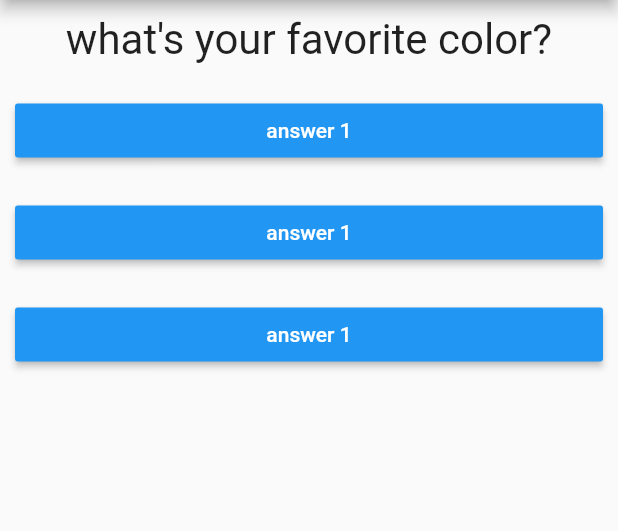
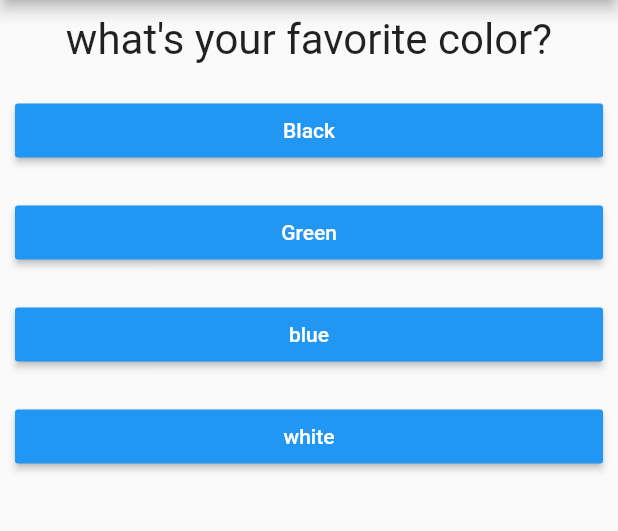
Before and after one commit to RayNastier/Quizzy, a Flutter app: the screen it shows after launch, on a phone screen of 412 x 824 dp, the part 84-615 px from its top. Run offline on Flutter 3.47's test engine with Material 2 defaults, Android fonts, the phone set to English and light mode, and no system bars.

Commit message:
added the buttonText

```diff
--- a/lib/answer.dart
+++ b/lib/answer.dart
@@ -2,8 +2,9 @@ import 'package:flutter/material.dart';
 
 class Answer extends StatelessWidget {
   final VoidCallback selectHandler;
+  final String answerText;
 
-  Answer(this.selectHandler);
+  Answer(this.selectHandler, this.answerText);
   @override
   Widget build(BuildContext context) {
     return Container(
@@ -12,7 +13,7 @@ class Answer extends StatelessWidget {
       child: RaisedButton(
         textColor: Colors.white,
         color: Colors.blue,
-        child: Text('answer 1'),
+        child: Text(answerText),
         onPressed: selectHandler,
       ),
     );
--- a/lib/main.dart
+++ b/lib/main.dart
@@ -56,9 +56,9 @@ class _MyAppState extends State<MyApp> {
         body: Column(
           children: [
             Question(questions[questionIndex]['questionText'] as String),
-            Answer(answerQuestion),
-            Answer(answerQuestion),
-            Answer(answerQuestion),
+            ...(questions[questionIndex]['answerText'] as List<String>).map((answer){
+              return Answer( answerQuestion ,answer);
+            }).toList()
           ],
         ),
       ),
```
